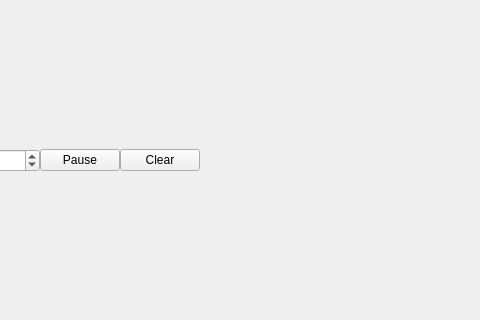
Qt form mainwindow.ui (jimga150/2dAstralBodySim) before a commit; both pictures show x 118 to 598 and y 138 to 458 of the 800 by 600 pixel window.
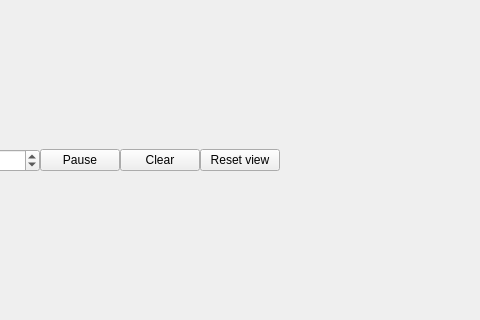
The same form after that commit.

Commit message: add reset view button

```diff
--- a/mainwindow.ui
+++ b/mainwindow.ui
@@ -126,6 +126,13 @@
       </property>
      </widget>
     </item>
+    <item row="1" column="5">
+     <widget class="QPushButton" name="resetViewButton">
+      <property name="text">
+       <string>Reset view</string>
+      </property>
+     </widget>
+    </item>
    </layout>
   </widget>
   <widget class="QMenuBar" name="menubar">
```
The commit also changes 3 other files.
